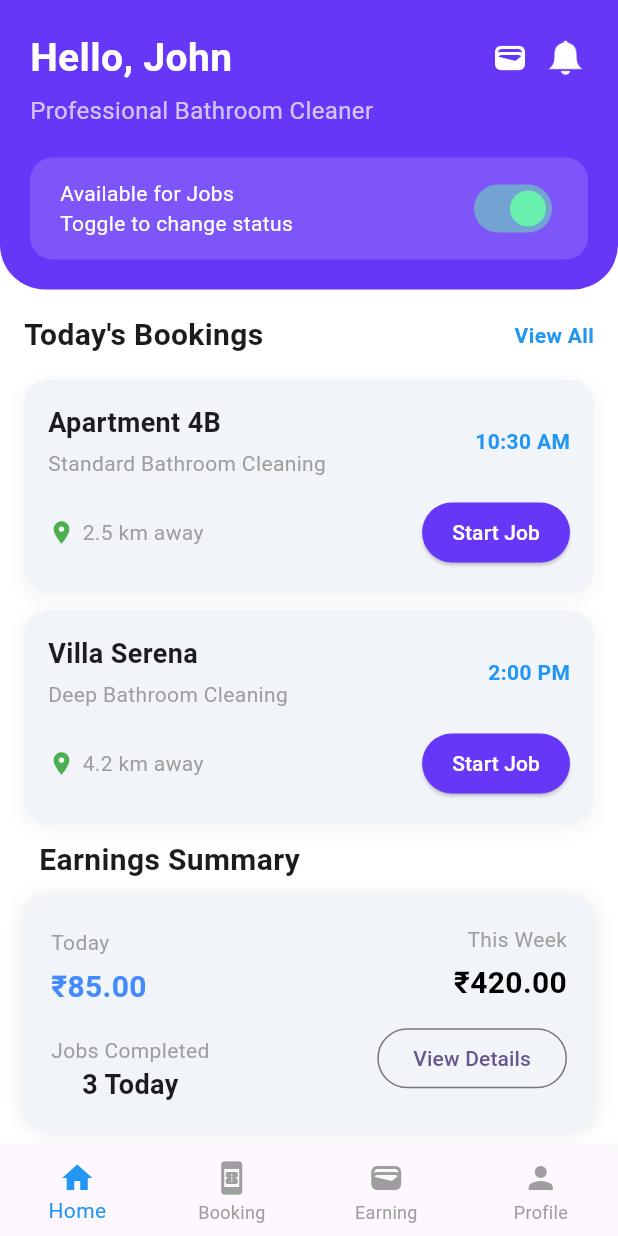
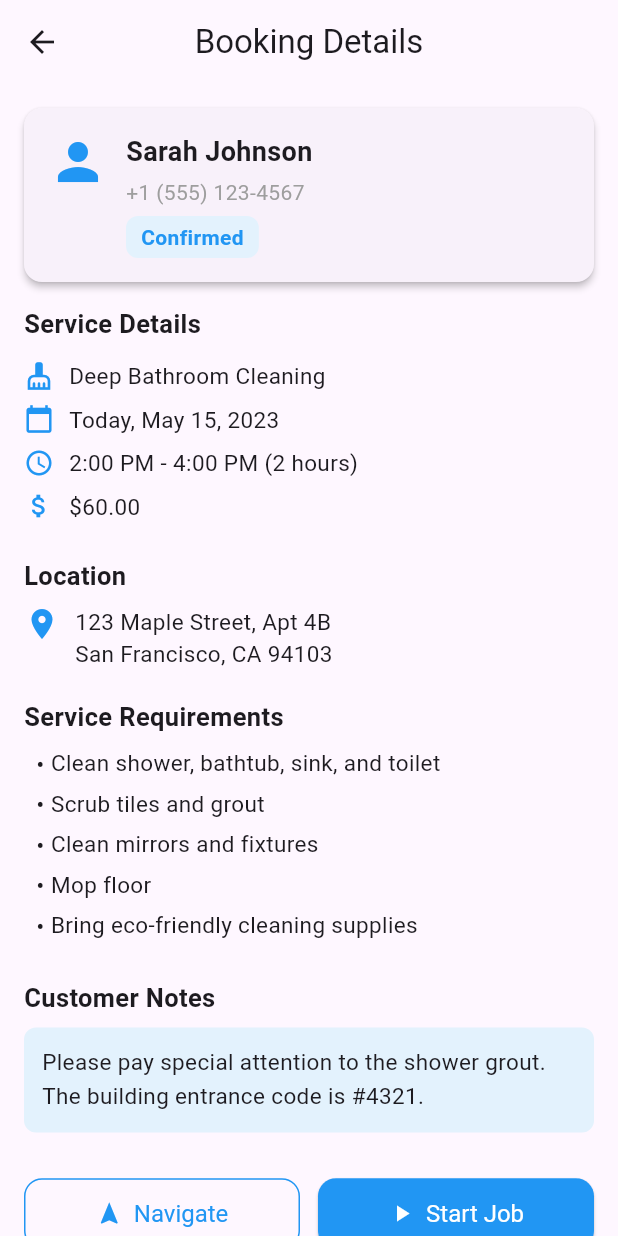
Before and after one commit to Akhi626052/acore_saaf_suthra, a Flutter app: the screen it shows after launch, after a tap on "Start Job", on a phone screen of 412 x 824 dp. Run offline on Flutter 3.47's test engine with Material 3 defaults, Android fonts, the phone set to English and light mode, and no system bars.

Commit message:
Fixed UI design and updated readme

```diff
--- a/lib/main.dart
+++ b/lib/main.dart
@@ -2,7 +2,6 @@ import 'package:flutter/material.dart';
 import 'package:saaf_suthra/screens/LoginProvider.dart';
 import 'package:saaf_suthra/screens/home_provider.dart';
 import 'package:saaf_suthra/screens/home_screen.dart';
-import 'package:saaf_suthra/screens/login_screen.dart';
 import 'package:provider/provider.dart';
 void main() {
   runApp(
--- /dev/null
+++ b/lib/screens/booking_details.dart
@@ -0,0 +1,240 @@
+import 'package:flutter/material.dart';
+
+class BookingDetailsScreen extends StatelessWidget {
+  const BookingDetailsScreen({super.key});
+
+  @override
+  Widget build(BuildContext context) {
+    return Scaffold(
+      appBar: AppBar(
+        leading: IconButton(
+          icon: const Icon(Icons.arrow_back),
+          onPressed: () => Navigator.pop(context),
+        ),
+        title: const Text('Booking Details'),
+        centerTitle: true,
+      ),
+      body: SingleChildScrollView(
+        padding: const EdgeInsets.all(16.0),
+        child: Column(
+          crossAxisAlignment: CrossAxisAlignment.start,
+          children: [
+            // Customer Info Section
+            Card(
+              shape: RoundedRectangleBorder(
+                borderRadius: BorderRadius.circular(12),
+              ),
+              elevation: 2,
+              margin: const EdgeInsets.only(bottom: 16),
+              child: Padding(
+                padding: const EdgeInsets.all(16.0),
+                child: Row(
+                  crossAxisAlignment: CrossAxisAlignment.start,
+                  children: [
+                    const Icon(Icons.person, size: 40, color: Colors.blue),
+                    const SizedBox(width: 12),
+                    Expanded(
+                      child: Column(
+                        crossAxisAlignment: CrossAxisAlignment.start,
+                        children: [
+                          const Text(
+                            'Sarah Johnson',
+                            style: TextStyle(
+                              fontSize: 18,
+                              fontWeight: FontWeight.bold,
+                            ),
+                          ),
+                          const SizedBox(height: 4),
+                          const Text(
+                            '+1 (555) 123-4567',
+                            style: TextStyle(color: Colors.grey),
+                          ),
+                          const SizedBox(height: 6),
+                          Container(
+                            padding: const EdgeInsets.symmetric(
+                                horizontal: 10, vertical: 4),
+                            decoration: BoxDecoration(
+                              color: Colors.blue.shade50,
+                              borderRadius: BorderRadius.circular(8),
+                            ),
+                            child: const Text(
+                              'Confirmed',
+                              style: TextStyle(
+                                color: Colors.blue,
+                                fontWeight: FontWeight.w600,
+                              ),
+                            ),
+                          )
+                        ],
+                      ),
+                    ),
+                  ],
+                ),
+              ),
+            ),
+
+            // Service Details
+            _sectionTitle('Service Details'),
+            _detailRow(Icons.cleaning_services, 'Deep Bathroom Cleaning'),
+            _detailRow(Icons.calendar_today, 'Today, May 15, 2023'),
+            _detailRow(Icons.access_time, '2:00 PM - 4:00 PM (2 hours)'),
+            _detailRow(Icons.attach_money, '\$60.00'),
+
+            const SizedBox(height: 20),
+
+            // Location Section
+            _sectionTitle('Location'),
+            _locationRow('123 Maple Street, Apt 4B\nSan Francisco, CA 94103'),
+
+            const SizedBox(height: 20),
+
+            // Service Requirements
+            _sectionTitle('Service Requirements'),
+            const Padding(
+              padding: EdgeInsets.only(left: 8.0),
+              child: Column(
+                crossAxisAlignment: CrossAxisAlignment.start,
+                children: [
+                  _bulletText('Clean shower, bathtub, sink, and toilet'),
+                  _bulletText('Scrub tiles and grout'),
+                  _bulletText('Clean mirrors and fixtures'),
+                  _bulletText('Mop floor'),
+                  _bulletText('Bring eco-friendly cleaning supplies'),
+                ],
+              ),
+            ),
+
+            const SizedBox(height: 20),
+
+            // Customer Notes
+            _sectionTitle('Customer Notes'),
+            Container(
+              padding: const EdgeInsets.all(12),
+              decoration: BoxDecoration(
+                color: Colors.blue.shade50,
+                borderRadius: BorderRadius.circular(8),
+              ),
+              child: const Text(
+                'Please pay special attention to the shower grout. '
+                    'The building entrance code is #4321.',
+                style: TextStyle(fontSize: 15, height: 1.5),
+              ),
+            ),
+
+            const SizedBox(height: 30),
+
+            // Bottom Buttons
+            Row(
+              children: [
+                Expanded(
+                  child: OutlinedButton.icon(
+                    onPressed: () {},
+                    icon: const Icon(Icons.navigation),
+                    label: const Text('Navigate'),
+                    style: OutlinedButton.styleFrom(
+                      padding: const EdgeInsets.symmetric(vertical: 14),
+                      side: const BorderSide(color: Colors.blue),
+                      foregroundColor: Colors.blue,
+                      textStyle: const TextStyle(fontSize: 16),
+                      shape: RoundedRectangleBorder(
+                        borderRadius: BorderRadius.circular(12),
+                      ),
+                    ),
+                  ),
+                ),
+                const SizedBox(width: 12),
+                Expanded(
+                  child: ElevatedButton.icon(
+                    onPressed: () {},
+                    icon: const Icon(Icons.play_arrow),
+                    label: const Text('Start Job'),
+                    style: ElevatedButton.styleFrom(
+                      padding: const EdgeInsets.symmetric(vertical: 14),
+                      backgroundColor: Colors.blue,
+                      foregroundColor: Colors.white,
+                      textStyle: const TextStyle(fontSize: 16),
+                      shape: RoundedRectangleBorder(
+                        borderRadius: BorderRadius.circular(12),
+                      ),
+                    ),
+                  ),
+                ),
+              ],
+            ),
+          ],
+        ),
+      ),
+    );
+  }
+
+  Widget _sectionTitle(String title) {
+    return Padding(
+      padding: const EdgeInsets.only(bottom: 8.0),
+      child: Text(
+        title,
+        style: const TextStyle(
+          fontSize: 17,
+          fontWeight: FontWeight.bold,
+        ),
+      ),
+    );
+  }
+
+  Widget _detailRow(IconData icon, String text) {
+    return Padding(
+      padding: const EdgeInsets.symmetric(vertical: 4),
+      child: Row(
+        children: [
+          Icon(icon, size: 20, color: Colors.blue),
+          const SizedBox(width: 10),
+          Expanded(
+            child: Text(
+              text,
+              style: const TextStyle(fontSize: 15),
+            ),
+          ),
+        ],
+      ),
+    );
+  }
+
+  Widget _locationRow(String address) {
+    return Row(
+      crossAxisAlignment: CrossAxisAlignment.start,
+      children: [
+        const Icon(Icons.location_on, color: Colors.blue),
+        const SizedBox(width: 10),
+        Expanded(
+          child: Text(
+            address,
+            style: const TextStyle(fontSize: 15),
+          ),
+        ),
+      ],
+    );
+  }
+}
+
+class _bulletText extends StatelessWidget {
+  final String text;
+  const _bulletText(this.text);
+
+  @override
+  Widget build(BuildContext context) {
+    return Padding(
+      padding: const EdgeInsets.only(bottom: 4),
+      child: Row(
+        crossAxisAlignment: CrossAxisAlignment.start,
+        children: [
+          const Text("• ", style: TextStyle(fontSize: 16)),
+          Expanded(
+            child: Text(
+              text,
+              style: const TextStyle(fontSize: 15),
+            ),
+          ),
+        ],
+      ),
+    );
+  }
+}
--- a/lib/screens/home_screen.dart
+++ b/lib/screens/home_screen.dart
@@ -1,5 +1,6 @@
 import 'package:flutter/material.dart';
 import 'package:provider/provider.dart';
+import 'booking_details.dart';
 import 'bottom_item/booking_screen.dart';
 import 'bottom_item/earning_screen.dart';
 import 'bottom_item/profile_screen.dart';
@@ -21,16 +22,13 @@ class _HomeScreenState extends State<HomeScreen> {
     final home = Provider.of<HomeProvider>(context);
 
     final screens = [
-       Container(),            // Home tab ka content alag se aa raha hai
+       Container(),
       BookingScreen(),
       EarningScreen(),
       ProfileScreen(),
     ];
 
     return SafeArea(
-
-
-        // Color(0xff6737F7),
       child: Scaffold(
         backgroundColor: Colors.white,
         bottomNavigationBar: _bottomNavBar(),
@@ -172,9 +170,15 @@ class _HomeScreenState extends State<HomeScreen> {
                   padding: const EdgeInsets.symmetric(
                       horizontal: 20, vertical: 10),
                 ),
-                child: const Text(
-                  "Start Job",
-                  style: TextStyle(color: Colors.white),
+                child: GestureDetector(
+                  onTap: (){
+                     Navigator.push(context, MaterialPageRoute(builder: (context)=> BookingDetailsScreen()));
+
+                  },
+                  child: Text(
+                    "Start Job",
+                    style: TextStyle(color: Colors.white),
+                  ),
                 ),
               ),
             ],
```
Also changed, not shown: pubspec.lock.
